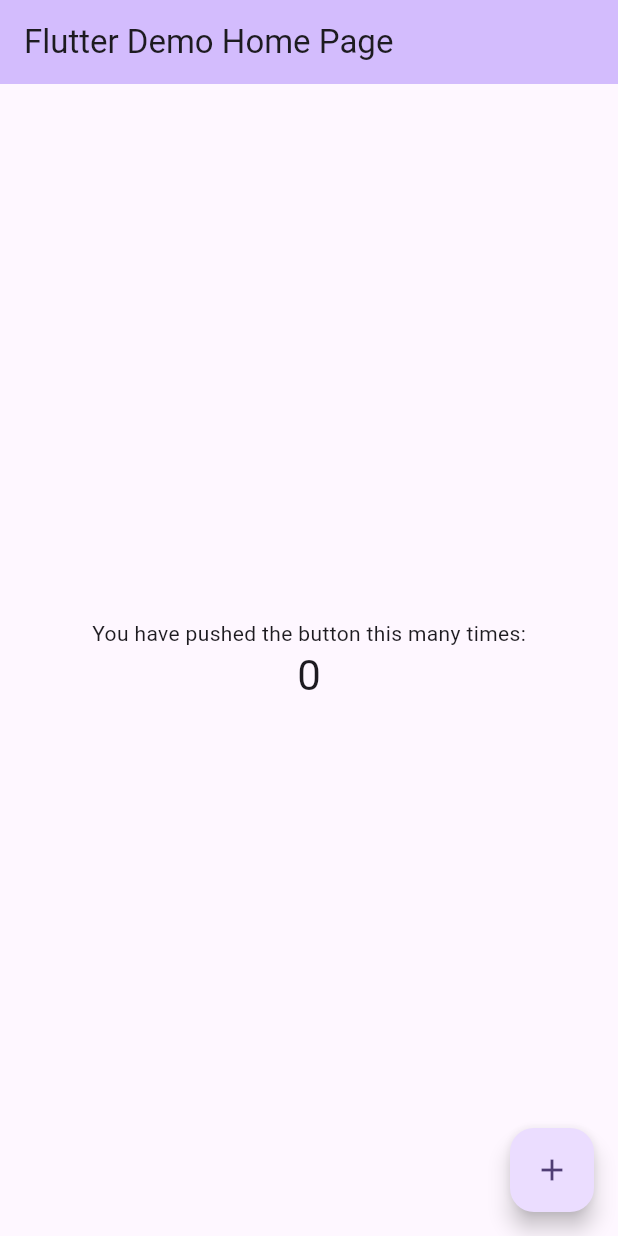
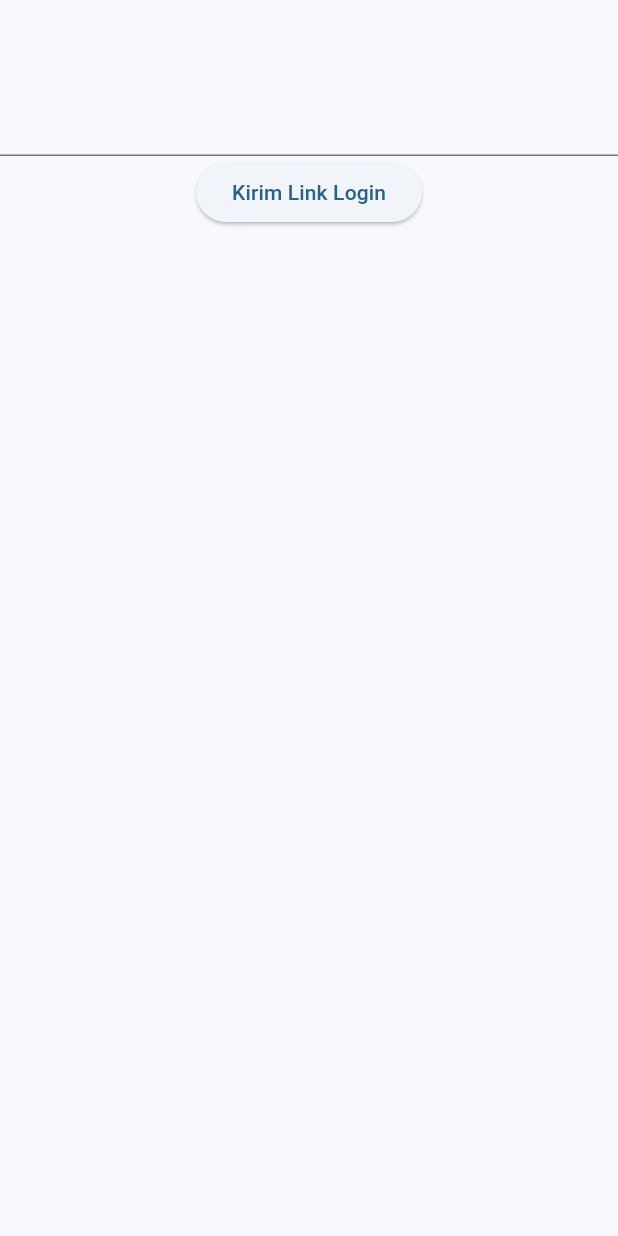
Before and after one commit to zakiydr/rekbro, a Flutter app: the screen it shows after launch, on a phone screen of 412 x 824 dp. Run offline on Flutter 3.47's test engine with Material 3 defaults, Android fonts, the phone set to English and light mode, and no system bars; our stand-ins replace firebase_auth, firebase_core, flutter_riverpod, go_router, shared_preferences, web; accounts and stored records are empty.

Commit message:
feat(auth): implement firebase authentication

```diff
--- /dev/null
+++ b/lib/features/auth/presentation/screens/auth_screen.dart
@@ -0,0 +1,121 @@
+// import 'dart:html' as html;
+import 'package:web/web.dart' hide Text;
+
+import 'package:firebase_auth/firebase_auth.dart';
+import 'package:flutter/material.dart';
+import 'package:shared_preferences/shared_preferences.dart';
+
+class AuthScreen extends StatefulWidget {
+  const AuthScreen({super.key});
+
+  @override
+  State<AuthScreen> createState() => _AuthScreenState();
+}
+
+class _AuthScreenState extends State<AuthScreen> {
+  final _emailController = TextEditingController();
+
+  bool _isLoading = false;
+
+  final _formKey = GlobalKey<FormState>();
+
+  Future<void> _sendLoginLink() async {
+    print(_emailController.text);
+    if (!_formKey.currentState!.validate()) {
+      return;
+    }
+
+    setState(() {
+      _isLoading = true;
+    });
+
+    try {
+      final prefs = await SharedPreferences.getInstance();
+      await prefs.setString('user_email', _emailController.text.trim());
+
+      final origin = window.location.origin;
+      final continueUrl = '$origin/verify';
+
+      final actionCodeSettings = ActionCodeSettings(
+        url: continueUrl,
+        // url: 'https://rekbro.app/verify',
+        handleCodeInApp: true,
+      );
+
+      await FirebaseAuth.instance.sendSignInLinkToEmail(
+        email: _emailController.text.trim(),
+        actionCodeSettings: actionCodeSettings,
+      );
+
+      if (mounted) {
+        ScaffoldMessenger.of(context).showSnackBar(
+          const SnackBar(
+            backgroundColor: Colors.green,
+            content: Text('Link telah dikirim! Silakan cek email'),
+          ),
+        );
+      }
+    } on FirebaseAuthException catch (e) {
+      if (mounted) {
+        print(e.message);
+        ScaffoldMessenger.of(context).showSnackBar(
+          SnackBar(
+            backgroundColor: Colors.red,
+            content: Text('Terjadi error: ${e.message}'),
+          ),
+        );
+      }
+    } catch (e) {
+      if (mounted) {
+        print(e);
+        ScaffoldMessenger.of(context).showSnackBar(
+          SnackBar(
+            backgroundColor: Colors.red,
+            content: Text('Terjadi kesalahan: $e'),
+          ),
+        );
+      }
+    } finally {
+      if (mounted) {
+        setState(() {
+          _isLoading = false;
+        });
+      }
+    }
+  }
+
+  @override
+  void dispose() {
+    _emailController.dispose();
+    super.dispose();
+  }
+
+  @override
+  Widget build(BuildContext context) {
+    return Scaffold(
+      appBar: AppBar(),
+      body: Column(
+        children: [
+          Form(
+            key: _formKey,
+            child: TextFormField(controller: _emailController),
+          ),
+          ElevatedButton(
+            onPressed: _isLoading ? null : _sendLoginLink,
+            child:
+                _isLoading
+                    ? const SizedBox(
+                      height: 20,
+                      width: 20,
+                      child: CircularProgressIndicator(
+                        strokeWidth: 2,
+                        color: Colors.white,
+                      ),
+                    )
+                    : const Text('Kirim Link Login'),
+          ),
+        ],
+      ),
+    );
+  }
+}
--- a/lib/main.dart
+++ b/lib/main.dart
@@ -1,128 +1,60 @@
 import 'package:flutter/material.dart';
 import 'package:firebase_core/firebase_core.dart';
+import 'package:flutter_riverpod/flutter_riverpod.dart';
+import 'package:go_router/go_router.dart';
+import 'package:flutter_web_plugins/url_strategy.dart';
+import 'package:rekbro/features/auth/presentation/screens/auth_screen.dart';
+import 'package:rekbro/features/home/presentation/screens/home_screen.dart';
+import 'package:rekbro/features/verify/presentation/screens/verify_screen.dart';
 import 'firebase_options.dart';
 
 void main() async {
   WidgetsFlutterBinding.ensureInitialized();
 
+  usePathUrlStrategy();
+
   await Firebase.initializeApp(options: DefaultFirebaseOptions.currentPlatform);
 
-  runApp(const MyApp());
+  runApp(ProviderScope(child: const MyApp()));
 }
+
+final GoRouter _router = GoRouter(
+  routes: [
+    GoRoute(
+      path: '/login',
+      builder: (context, state) {
+        return const AuthScreen();
+      },
+    ),
+    GoRoute(
+      path: '/verify',
+      builder: (context, state) {
+        final link = state.uri.toString();
+        return VerifyScreen(link: link);
+      },
+    ),
+    GoRoute(
+      path: '/home',
+      builder: (context, state) {
+        return HomeScreen();
+      },
+    ),
+  ],
+  initialLocation: '/login',
+);
 
 class MyApp extends StatelessWidget {
   const MyApp({super.key});
 
-  // This widget is the root of your application.
   @override
   Widget build(BuildContext context) {
-    return MaterialApp(
+    return MaterialApp.router(
+      routerConfig: _router,
+      debugShowCheckedModeBanner: false,
       title: 'Flutter Demo',
       theme: ThemeData(
-        // This is the theme of your application.
-        //
-        // TRY THIS: Try running your application with "flutter run". You'll see
-        // the application has a purple toolbar. Then, without quitting the app,
-        // try changing the seedColor in the colorScheme below to Colors.green
-        // and then invoke "hot reload" (save your changes or press the "hot
-        // reload" button in a Flutter-supported IDE, or press "r" if you used
-        // the command line to start the app).
-        //
-        // Notice that the counter didn't reset back to zero; the application
-        // state is not lost during the reload. To reset the state, use hot
-        // restart instead.
-        //
-        // This works for code too, not just values: Most code changes can be
-        // tested with just a hot reload.
-        colorScheme: ColorScheme.fromSeed(seedColor: Colors.deepPurple),
+        colorScheme: ColorScheme.fromSeed(seedColor: Colors.lightBlue),
       ),
-      home: const MyHomePage(title: 'Flutter Demo Home Page'),
     );
   }
 }
-
-class MyHomePage extends StatefulWidget {
-  const MyHomePage({super.key, required this.title});
-
-  // This widget is the home page of your application. It is stateful, meaning
-  // that it has a State object (defined below) that contains fields that affect
-  // how it looks.
-
-  // This class is the configuration for the state. It holds the values (in this
-  // case the title) provided by the parent (in this case the App widget) and
-  // used by the build method of the State. Fields in a Widget subclass are
-  // always marked "final".
-
-  final String title;
-
-  @override
-  State<MyHomePage> createState() => _MyHomePageState();
-}
-
-class _MyHomePageState extends State<MyHomePage> {
-  int _counter = 0;
-
-  void _incrementCounter() {
-    setState(() {
-      // This call to setState tells the Flutter framework that something has
-      // changed in this State, which causes it to rerun the build method below
-      // so that the display can reflect the updated values. If we changed
-      // _counter without calling setState(), then the build method would not be
-      // called again, and so nothing would appear to happen.
-      _counter++;
-    });
-  }
-
-  @override
-  Widget build(BuildContext context) {
-    // This method is rerun every time setState is called, for instance as done
-    // by the _incrementCounter method above.
-    //
-    // The Flutter framework has been optimized to make rerunning build methods
-    // fast, so that you can just rebuild anything that needs updating rather
-    // than having to individually change instances of widgets.
-    return Scaffold(
-      appBar: AppBar(
-        // TRY THIS: Try changing the color here to a specific color (to
-        // Colors.amber, perhaps?) and trigger a hot reload to see the AppBar
-        // change color while the other colors stay the same.
-        backgroundColor: Theme.of(context).colorScheme.inversePrimary,
-        // Here we take the value from the MyHomePage object that was created by
-        // the App.build method, and use it to set our appbar title.
-        title: Text(widget.title),
-      ),
-      body: Center(
-        // Center is a layout widget. It takes a single child and positions it
-        // in the middle of the parent.
-        child: Column(
-          // Column is also a layout widget. It takes a list of children and
-          // arranges them vertically. By default, it sizes itself to fit its
-          // children horizontally, and tries to be as tall as its parent.
-          //
-          // Column has various properties to control how it sizes itself and
-          // how it positions its children. Here we use mainAxisAlignment to
-          // center the children vertically; the main axis here is the vertical
-          // axis because Columns are vertical (the cross axis would be
-          // horizontal).
-          //
-          // TRY THIS: Invoke "debug painting" (choose the "Toggle Debug Paint"
-          // action in the IDE, or press "p" in the console), to see the
-          // wireframe for each widget.
-          mainAxisAlignment: MainAxisAlignment.center,
-          children: <Widget>[
-            const Text('You have pushed the button this many times:'),
-            Text(
-              '$_counter',
-              style: Theme.of(context).textTheme.headlineMedium,
-            ),
-          ],
-        ),
-      ),
-      floatingActionButton: FloatingActionButton(
-        onPressed: _incrementCounter,
-        tooltip: 'Increment',
-        child: const Icon(Icons.add),
-      ), // This trailing comma makes auto-formatting nicer for build methods.
-    );
-  }
-}
--- a/pubspec.yaml
+++ b/pubspec.yaml
@@ -43,6 +43,9 @@ dependencies:
   url_launcher: ^6.3.2
   flutter_riverpod: ^2.6.1
   dio: ^5.8.0+1
+  go_router: ^16.1.0
+  shared_preferences: ^2.5.3
+  web: ^1.1.1
 
 dev_dependencies:
   flutter_test:
```
Also changed, not shown: lib/features/home/presentation/screens/home_screen.dart (added, +35 -0 lines), lib/features/verify/presentation/screens/verify_screen.dart (added, +63 -0 lines), pubspec.lock.
